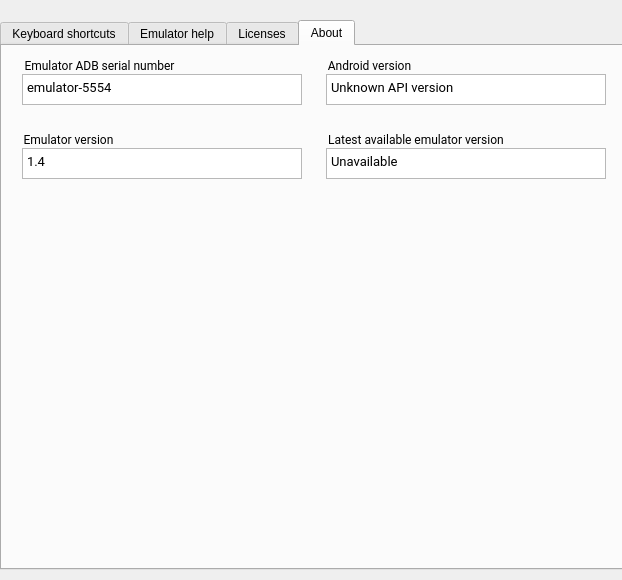
First picture: the form in android/android-emu/android/skin/qt/extended-pages/help-page.ui, repository aosp-mirror/platform_external_qemu, before the edit.
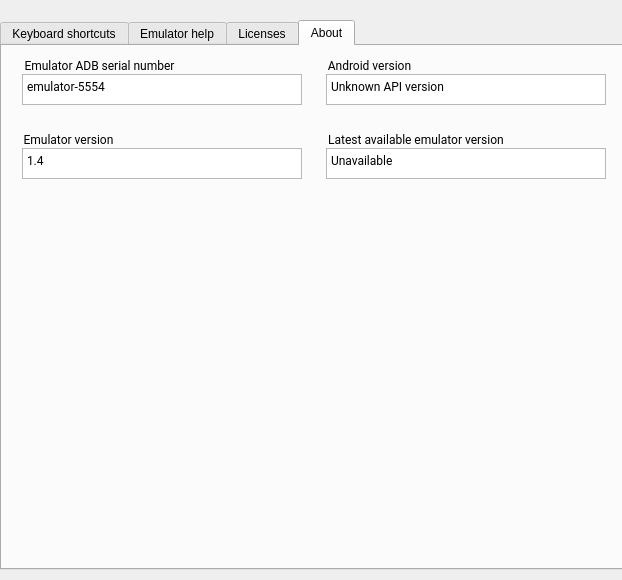
Second picture: the form after the edit. The open tabs and pages were chosen to show the change. Icons and pictures are not drawn. Custom widgets are drawn as their Qt base class.

What changed in the file:
```diff
--- a/android/android-emu/android/skin/qt/extended-pages/help-page.ui
+++ b/android/android-emu/android/skin/qt/extended-pages/help-page.ui
@@ -275,7 +275,6 @@
      <property name="font">
       <font>
        <family>Roboto</family>
-       <pointsize>10</pointsize>
       </font>
      </property>
      <property name="verticalScrollBarPolicy">
@@ -384,7 +383,6 @@
      <property name="font">
       <font>
        <family>Roboto</family>
-       <pointsize>10</pointsize>
       </font>
      </property>
      <property name="accessibleName">
@@ -427,7 +425,6 @@
      <property name="font">
       <font>
        <family>Roboto</family>
-       <pointsize>10</pointsize>
       </font>
      </property>
      <property name="accessibleName">
@@ -470,7 +467,6 @@
      <property name="font">
       <font>
        <family>Roboto</family>
-       <pointsize>10</pointsize>
       </font>
      </property>
      <property name="accessibleName">
```
Left out of the diff: 4 changed lines with no effect on the pictures.
